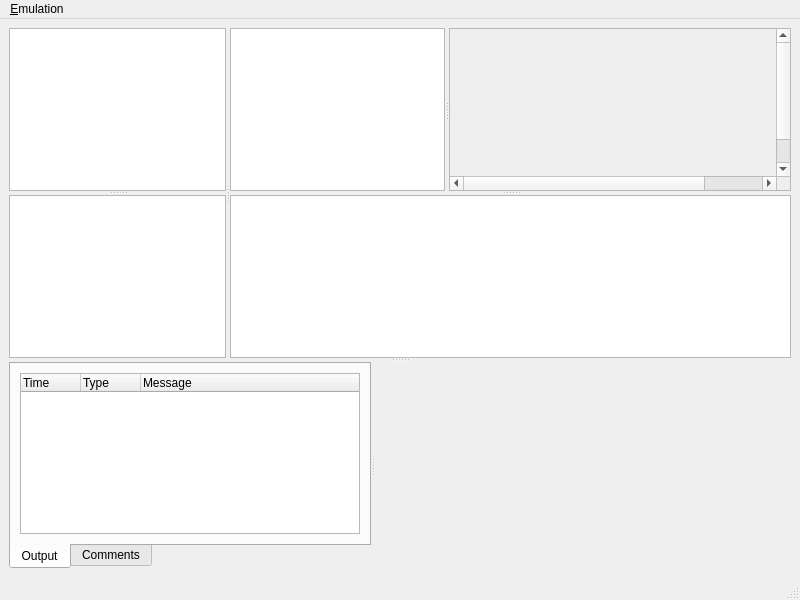
First picture: the form in Sim800/MainFrm.ui, repository banxian/Sim800, before the edit.
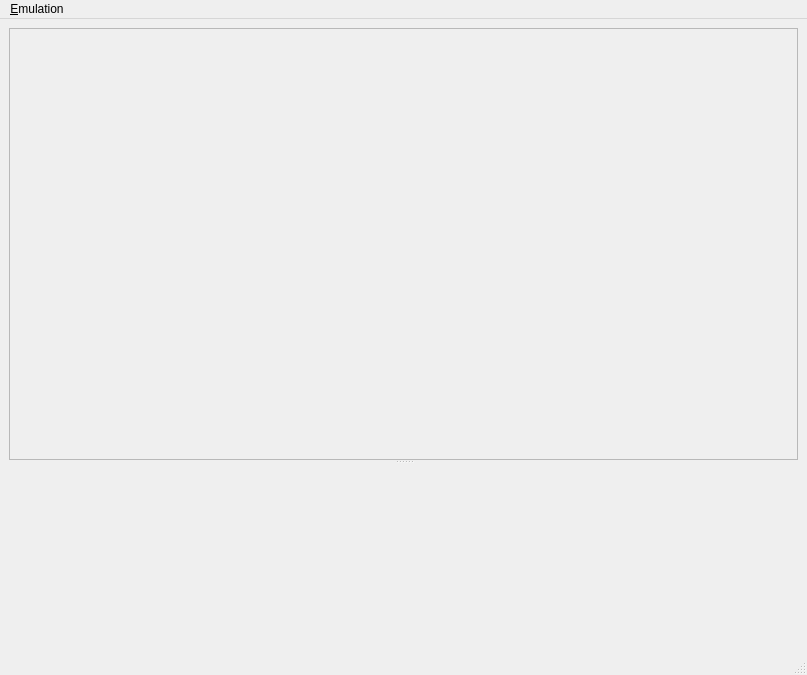
Second picture: the form after the edit. Custom widgets are drawn as their Qt base class.

The edit to the form file:
```diff
--- a/Sim800/MainFrm.ui
+++ b/Sim800/MainFrm.ui
@@ -6,8 +6,8 @@
    <rect>
     <x>0</x>
     <y>0</y>
-    <width>800</width>
-    <height>600</height>
+    <width>807</width>
+    <height>675</height>
    </rect>
   </property>
   <property name="windowTitle">
@@ -16,42 +16,10 @@
   <widget class="QWidget" name="centralwidget">
    <layout class="QVBoxLayout" name="verticalLayout_2">
     <item>
-     <widget class="QSplitter" name="splitterforoutput">
+     <widget class="QSplitter" name="splitterforkeypad">
       <property name="orientation">
        <enum>Qt::Vertical</enum>
       </property>
-      <widget class="QSplitter" name="splitterformemnstack">
-       <property name="orientation">
-        <enum>Qt::Horizontal</enum>
-       </property>
-       <widget class="QSplitter" name="splitterfordebug">
-        <property name="orientation">
-         <enum>Qt::Vertical</enum>
-        </property>
-        <widget class="QTextEdit" name="asmView">
-         <property name="readOnly">
-          <bool>true</bool>
-         </property>
-        </widget>
-        <widget class="QTextEdit" name="memView">
-         <property name="readOnly">
-          <bool>true</bool>
-         </property>
-        </widget>
-       </widget>
-       <widget class="QSplitter" name="splitterforstack">
-        <property name="orientation">
-         <enum>Qt::Vertical</enum>
-        </property>
-        <widget class="QSplitter" name="splitterforregister">
-         <property name="orientation">
-          <enum>Qt::Horizontal</enum>
-         </property>
-         <widget class="QTextEdit" name="registerView">
-          <property name="readOnly">
-           <bool>true</bool>
-          </property>
-         </widget>
          <widget class="QScrollArea" name="scrollArea">
           <property name="widgetResizable">
            <bool>true</bool>
@@ -61,8 +29,8 @@
             <rect>
              <x>0</x>
              <y>0</y>
-             <width>404</width>
-             <height>182</height>
+          <width>787</width>
+          <height>345</height>
             </rect>
            </property>
            <layout class="QVBoxLayout" name="verticalLayout">
@@ -70,118 +38,23 @@
              <widget class="QLabel" name="lcdView">
               <property name="minimumSize">
                <size>
-                <width>386</width>
-                <height>164</height>
+             <width>768</width>
+             <height>324</height>
                </size>
               </property>
               <property name="maximumSize">
                <size>
-                <width>386</width>
-                <height>164</height>
-               </size>
-              </property>
-             </widget>
-            </item>
-           </layout>
-          </widget>
-         </widget>
-        </widget>
-        <widget class="QTextEdit" name="stackView">
-         <property name="readOnly">
-          <bool>true</bool>
-         </property>
-        </widget>
-       </widget>
-      </widget>
-      <widget class="QSplitter" name="splitterforkeypad">
-       <property name="orientation">
-        <enum>Qt::Horizontal</enum>
-       </property>
-       <widget class="QTabWidget" name="tabWidget">
-        <property name="tabPosition">
-         <enum>QTabWidget::South</enum>
-        </property>
-        <property name="currentIndex">
-         <number>0</number>
-        </property>
-        <property name="movable">
-         <bool>true</bool>
-        </property>
-        <widget class="QWidget" name="tab">
-         <attribute name="title">
-          <string>Output</string>
-         </attribute>
-         <layout class="QHBoxLayout" name="horizontalLayout_2">
-          <item>
-           <widget class="QTableWidget" name="logView">
-            <property name="editTriggers">
-             <set>QAbstractItemView::NoEditTriggers</set>
-            </property>
-            <property name="selectionBehavior">
-             <enum>QAbstractItemView::SelectRows</enum>
-            </property>
-            <property name="textElideMode">
-             <enum>Qt::ElideMiddle</enum>
-            </property>
-            <property name="showGrid">
-             <bool>false</bool>
-            </property>
-            <attribute name="horizontalHeaderDefaultSectionSize">
-             <number>60</number>
-            </attribute>
-            <attribute name="horizontalHeaderHighlightSections">
-             <bool>false</bool>
-            </attribute>
-            <attribute name="horizontalHeaderMinimumSectionSize">
-             <number>40</number>
-            </attribute>
-            <attribute name="horizontalHeaderStretchLastSection">
-             <bool>true</bool>
-            </attribute>
-            <attribute name="verticalHeaderVisible">
-             <bool>false</bool>
-            </attribute>
-            <attribute name="verticalHeaderDefaultSectionSize">
-             <number>18</number>
-            </attribute>
-            <attribute name="verticalHeaderMinimumSectionSize">
-             <number>14</number>
-            </attribute>
-            <column>
-             <property name="text">
-              <string>Time</string>
-             </property>
-             <property name="textAlignment">
-              <set>AlignLeft|AlignVCenter</set>
-             </property>
-            </column>
-            <column>
-             <property name="text">
-              <string>Type</string>
-             </property>
-             <property name="textAlignment">
-              <set>AlignLeft|AlignVCenter</set>
-             </property>
-            </column>
-            <column>
-             <property name="text">
-              <string>Message</string>
-             </property>
-             <property name="textAlignment">
-              <set>AlignLeft|AlignVCenter</set>
-             </property>
-            </column>
-           </widget>
-          </item>
-         </layout>
-        </widget>
-        <widget class="QWidget" name="tab_2">
-         <attribute name="title">
-          <string>Comments</string>
-         </attribute>
-         <layout class="QHBoxLayout" name="horizontalLayout_3">
-          <item>
-           <widget class="QTextBrowser" name="commentEdt"/>
+             <width>768</width>
+             <height>324</height>
+            </size>
+           </property>
+           <property name="baseSize">
+            <size>
+             <width>768</width>
+             <height>324</height>
+            </size>
+           </property>
+          </widget>
           </item>
          </layout>
         </widget>
@@ -198,7 +71,6 @@
         </property>
        </widget>
       </widget>
-     </widget>
     </item>
    </layout>
   </widget>
@@ -207,7 +79,7 @@
     <rect>
      <x>0</x>
      <y>0</y>
-     <width>800</width>
+     <width>807</width>
      <height>21</height>
     </rect>
    </property>
```
Lines whose indentation alone changed are shown as unchanged.
